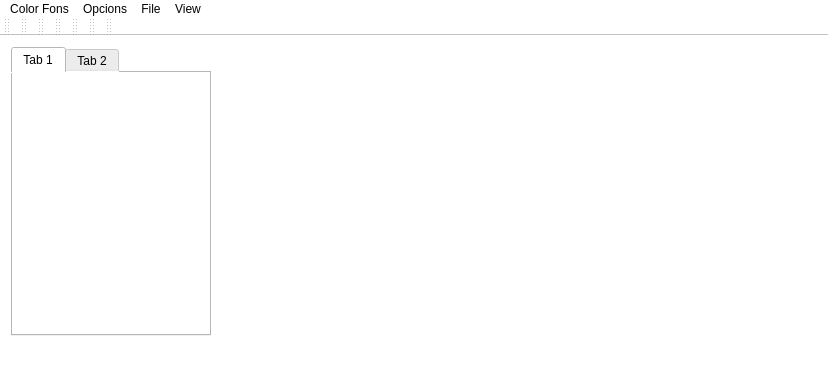
Old version of the form uigc2.ui in the repository ertgumil/museum.
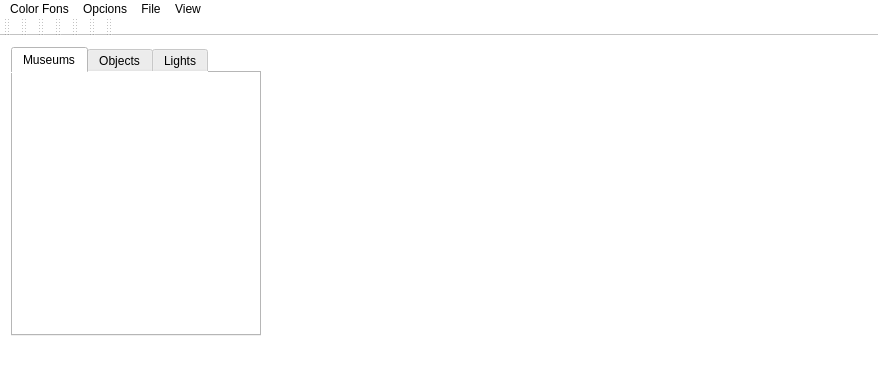
New version of the form. The open tabs and pages were chosen to show the change. Custom widgets are drawn as their Qt base class.

Commit message: tabs panel

What changed in the file:
```diff
--- a/uigc2.ui
+++ b/uigc2.ui
@@ -6,7 +6,7 @@
    <rect>
     <x>0</x>
     <y>0</y>
-    <width>600</width>
+    <width>826</width>
     <height>369</height>
    </rect>
   </property>
@@ -40,13 +40,13 @@
         </property>
         <property name="minimumSize">
          <size>
-          <width>200</width>
+          <width>250</width>
           <height>0</height>
          </size>
         </property>
         <property name="maximumSize">
          <size>
-          <width>200</width>
+          <width>250</width>
           <height>16777215</height>
          </size>
         </property>
@@ -58,12 +58,17 @@
           <string/>
          </property>
          <attribute name="title">
-          <string>Tab 1</string>
+          <string>Museums</string>
          </attribute>
         </widget>
         <widget class="QWidget" name="tab_4">
          <attribute name="title">
-          <string>Tab 2</string>
+          <string>Objects</string>
+         </attribute>
+        </widget>
+        <widget class="QWidget" name="tab">
+         <attribute name="title">
+          <string>Lights</string>
          </attribute>
         </widget>
        </widget>
@@ -98,7 +103,7 @@
     <rect>
      <x>0</x>
      <y>0</y>
-     <width>600</width>
+     <width>826</width>
      <height>25</height>
     </rect>
    </property>
```
Left out of the diff: 2 changed lines with no effect on the pictures. The commit also changes 2 other files.
